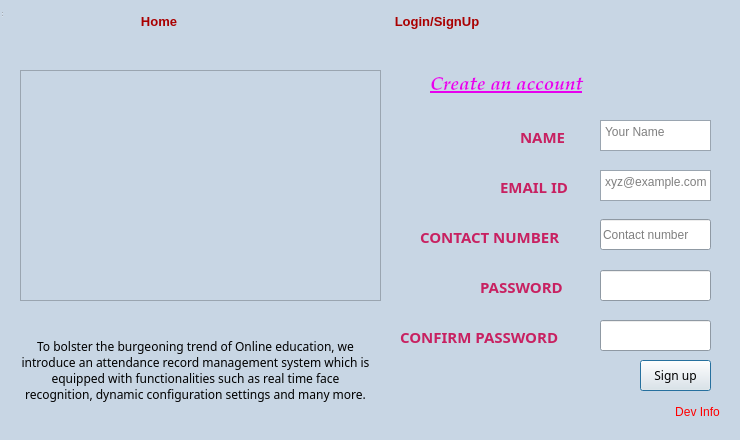
Before: the Qt Designer form SignUpWindow.ui in sarthakforwet/Attendance-Record-Management-System, drawn with Qt 5.
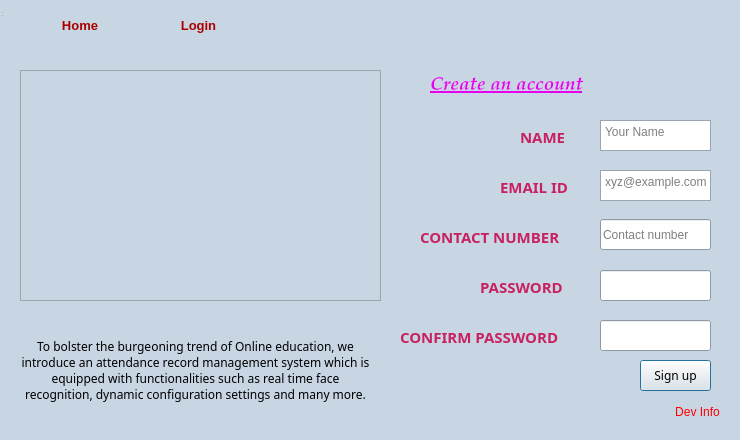
After: the same form once the commit is applied. Icons and pictures are not drawn.

```diff
--- a/SignUpWindow.ui
+++ b/SignUpWindow.ui
@@ -786,121 +786,6 @@
      <string>xyz@example.com</string>
     </property>
    </widget>
-   <widget class="QPushButton" name="login_signUp">
-    <property name="geometry">
-     <rect>
-      <x>337</x>
-      <y>9</y>
-      <width>200</width>
-      <height>24</height>
-     </rect>
-    </property>
-    <property name="palette">
-     <palette>
-      <active>
-       <colorrole role="WindowText">
-        <brush brushstyle="SolidPattern">
-         <color alpha="255">
-          <red>170</red>
-          <green>0</green>
-          <blue>0</blue>
-         </color>
-        </brush>
-       </colorrole>
-       <colorrole role="Text">
-        <brush brushstyle="SolidPattern">
-         <color alpha="255">
-          <red>170</red>
-          <green>0</green>
-          <blue>0</blue>
-         </color>
-        </brush>
-       </colorrole>
-       <colorrole role="ButtonText">
-        <brush brushstyle="SolidPattern">
-         <color alpha="255">
-          <red>170</red>
-          <green>0</green>
-          <blue>0</blue>
-         </color>
-        </brush>
-       </colorrole>
-      </active>
-      <inactive>
-       <colorrole role="WindowText">
-        <brush brushstyle="SolidPattern">
-         <color alpha="255">
-          <red>170</red>
-          <green>0</green>
-          <blue>0</blue>
-         </color>
-        </brush>
-       </colorrole>
-       <colorrole role="Text">
-        <brush brushstyle="SolidPattern">
-         <color alpha="255">
-          <red>170</red>
-          <green>0</green>
-          <blue>0</blue>
-         </color>
-        </brush>
-       </colorrole>
-       <colorrole role="ButtonText">
-        <brush brushstyle="SolidPattern">
-         <color alpha="255">
-          <red>170</red>
-          <green>0</green>
-          <blue>0</blue>
-         </color>
-        </brush>
-       </colorrole>
-      </inactive>
-      <disabled>
-       <colorrole role="WindowText">
-        <brush brushstyle="SolidPattern">
-         <color alpha="255">
-          <red>120</red>
-          <green>120</green>
-          <blue>120</blue>
-         </color>
-        </brush>
-       </colorrole>
-       <colorrole role="Text">
-        <brush brushstyle="SolidPattern">
-         <color alpha="255">
-          <red>120</red>
-          <green>120</green>
-          <blue>120</blue>
-         </color>
-        </brush>
-       </colorrole>
-       <colorrole role="ButtonText">
-        <brush brushstyle="SolidPattern">
-         <color alpha="255">
-          <red>120</red>
-          <green>120</green>
-          <blue>120</blue>
-         </color>
-        </brush>
-       </colorrole>
-      </disabled>
-     </palette>
-    </property>
-    <property name="font">
-     <font>
-      <family>Arial</family>
-      <pointsize>10</pointsize>
-      <weight>75</weight>
-      <bold>true</bold>
-     </font>
-    </property>
-    <property name="text">
-     <string>Login/SignUp</string>
-    </property>
-    <property name="flat">
-     <bool>true</bool>
-    </property>
-   </widget>
    <widget class="QLineEdit" name="contact">
     <property name="geometry">
      <rect>
@@ -1170,26 +1055,18 @@
      <bool>true</bool>
     </property>
    </widget>
-  </widget>
-  <widget class="QStatusBar" name="statusbar">
+   <widget class="QWidget" name="horizontalLayoutWidget">
    <property name="geometry">
     <rect>
-     <x>0</x>
-     <y>0</y>
-     <width>3</width>
-     <height>18</height>
-    </rect>
-   </property>
-  </widget>
+      <x>20</x>
+      <y>10</y>
+      <width>231</width>
+      <height>31</height>
+     </rect>
+    </property>
+    <layout class="QHBoxLayout" name="horizontalLayout">
+     <item>
   <widget class="QPushButton" name="home">
-   <property name="geometry">
-    <rect>
-     <x>9</x>
-     <y>9</y>
-     <width>300</width>
-     <height>24</height>
-    </rect>
-   </property>
    <property name="sizePolicy">
     <sizepolicy hsizetype="Preferred" vsizetype="Preferred">
      <horstretch>0</horstretch>
@@ -1273,6 +1150,129 @@
    </property>
    <property name="flat">
     <bool>true</bool>
+       </property>
+      </widget>
+     </item>
+     <item>
+      <widget class="QPushButton" name="login">
+       <property name="palette">
+        <palette>
+         <active>
+          <colorrole role="WindowText">
+           <brush brushstyle="SolidPattern">
+            <color alpha="255">
+             <red>170</red>
+             <green>0</green>
+             <blue>0</blue>
+            </color>
+           </brush>
+          </colorrole>
+          <colorrole role="Text">
+           <brush brushstyle="SolidPattern">
+            <color alpha="255">
+             <red>170</red>
+             <green>0</green>
+             <blue>0</blue>
+            </color>
+           </brush>
+          </colorrole>
+          <colorrole role="ButtonText">
+           <brush brushstyle="SolidPattern">
+            <color alpha="255">
+             <red>170</red>
+             <green>0</green>
+             <blue>0</blue>
+            </color>
+           </brush>
+          </colorrole>
+         </active>
+         <inactive>
+          <colorrole role="WindowText">
+           <brush brushstyle="SolidPattern">
+            <color alpha="255">
+             <red>170</red>
+             <green>0</green>
+             <blue>0</blue>
+            </color>
+           </brush>
+          </colorrole>
+          <colorrole role="Text">
+           <brush brushstyle="SolidPattern">
+            <color alpha="255">
+             <red>170</red>
+             <green>0</green>
+             <blue>0</blue>
+            </color>
+           </brush>
+          </colorrole>
+          <colorrole role="ButtonText">
+           <brush brushstyle="SolidPattern">
+            <color alpha="255">
+             <red>170</red>
+             <green>0</green>
+             <blue>0</blue>
+            </color>
+           </brush>
+          </colorrole>
+         </inactive>
+         <disabled>
+          <colorrole role="WindowText">
+           <brush brushstyle="SolidPattern">
+            <color alpha="255">
+             <red>120</red>
+             <green>120</green>
+             <blue>120</blue>
+            </color>
+           </brush>
+          </colorrole>
+          <colorrole role="Text">
+           <brush brushstyle="SolidPattern">
+            <color alpha="255">
+             <red>120</red>
+             <green>120</green>
+             <blue>120</blue>
+            </color>
+           </brush>
+          </colorrole>
+          <colorrole role="ButtonText">
+           <brush brushstyle="SolidPattern">
+            <color alpha="255">
+             <red>120</red>
+             <green>120</green>
+             <blue>120</blue>
+            </color>
+           </brush>
+          </colorrole>
+         </disabled>
+        </palette>
+       </property>
+       <property name="font">
+        <font>
+         <family>Arial</family>
+         <pointsize>10</pointsize>
+         <weight>75</weight>
+         <bold>true</bold>
+        </font>
+       </property>
+       <property name="text">
+        <string>Login</string>
+       </property>
+       <property name="flat">
+        <bool>true</bool>
+       </property>
+      </widget>
+     </item>
+    </layout>
+   </widget>
+  </widget>
+  <widget class="QStatusBar" name="statusbar">
+   <property name="geometry">
+    <rect>
+     <x>0</x>
+     <y>0</y>
+     <width>3</width>
+     <height>18</height>
+    </rect>
    </property>
   </widget>
  </widget>
```
Left out of the diff: 2 changed lines with no effect on the pictures. Lines whose indentation alone changed are shown as unchanged.
